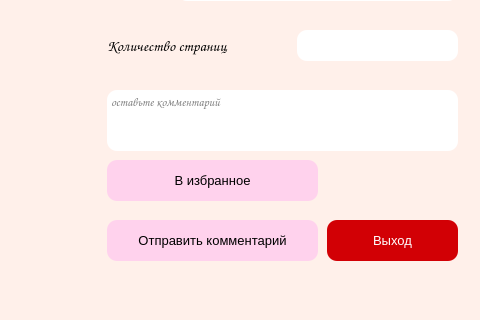
This is client/ui/bookPage.ui in dashaPima/el-library as Qt 5 draws it before an edit; both pictures show x 253 to 733 and y 280 to 600 of the 733 by 600 pixel window. The edited form follows.
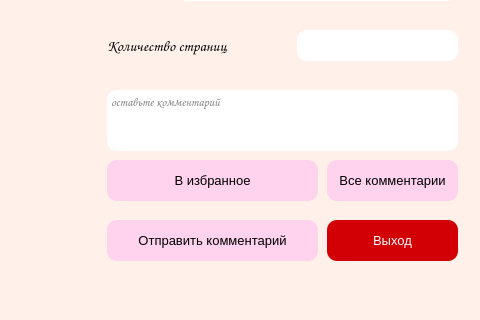
This is the edited form. Custom widgets are drawn as their Qt base class.

Diff of the .ui file:
```diff
--- a/client/ui/bookPage.ui
+++ b/client/ui/bookPage.ui
@@ -363,6 +363,32 @@
      <string/>
     </property>
    </widget>
+   <widget class="QPushButton" name="watchComments">
+    <property name="geometry">
+     <rect>
+      <x>580</x>
+      <y>440</y>
+      <width>131</width>
+      <height>41</height>
+     </rect>
+    </property>
+    <property name="font">
+     <font>
+      <family>Arial</family>
+      <pointsize>10</pointsize>
+     </font>
+    </property>
+    <property name="cursor">
+     <cursorShape>PointingHandCursor</cursorShape>
+    </property>
+    <property name="styleSheet">
+     <string notr="true">background-color: rgb(255, 210, 237);
+border-radius:10%;</string>
+    </property>
+    <property name="text">
+     <string>Все комментарии</string>
+    </property>
+   </widget>
   </widget>
   <widget class="QMenuBar" name="menubar">
    <property name="geometry">
```
